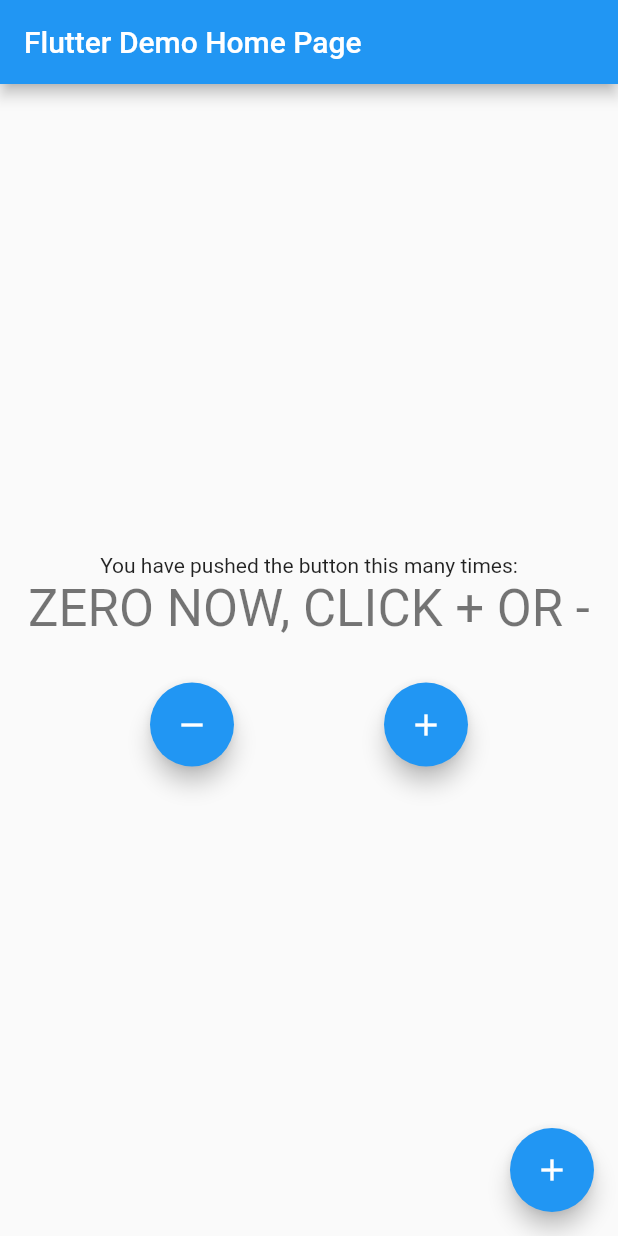
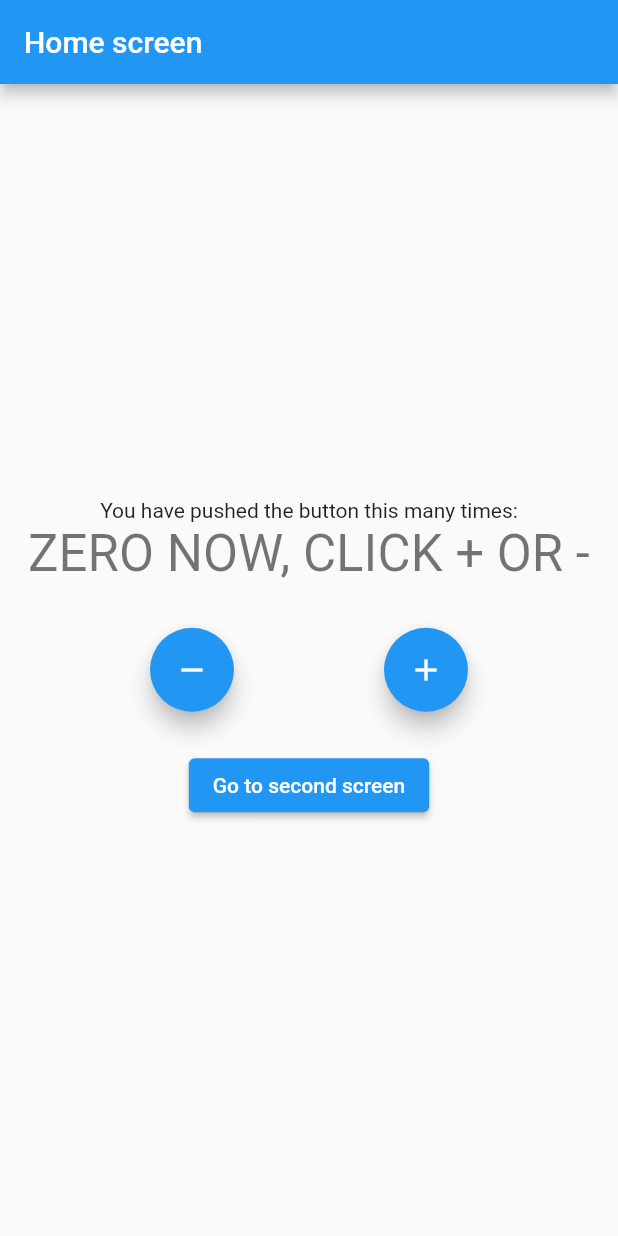
Before and after one commit to drekyyy/flutter_bloc_concepts, a Flutter app: the screen it shows after launch, on a phone screen of 412 x 824 dp. Run offline on Flutter 3.47's test engine with Material 2 defaults, Android fonts, the phone set to English and light mode, and no system bars; our stand-ins replace bloc, equatable, flutter_bloc.

Commit message:
fix: converting anonymous routing to named

```diff
--- a/lib/main.dart
+++ b/lib/main.dart
@@ -1,119 +1,51 @@
 import 'package:flutter/material.dart';
 import 'package:flutter_bloc/flutter_bloc.dart';
-import 'package:flutter_bloc_concepts/cubit/counter_cubit.dart';
+
+import 'package:flutter_bloc_concepts/logic/cubit/counter_cubit.dart';
+import 'package:flutter_bloc_concepts/presentation/screens/third_screen.dart';
+import 'presentation/screens/home_screen.dart';
+import 'presentation/screens/second_screen.dart';
 
 void main() {
   runApp(const MyApp());
 }
 
-class MyApp extends StatelessWidget {
+class MyApp extends StatefulWidget {
   const MyApp({Key? key}) : super(key: key);
 
   @override
-  Widget build(BuildContext context) {
-    return BlocProvider<CounterCubit>(
-      create: (context) => CounterCubit(),
-      child: MaterialApp(
-        title: 'Flutter Demo',
-        theme: ThemeData(
-          primarySwatch: Colors.blue,
-        ),
-        home: const MyHomePage(title: 'Flutter Demo Home Page'),
-      ),
-    );
-  }
+  State<MyApp> createState() => _MyAppState();
 }
 
-class MyHomePage extends StatefulWidget {
-  const MyHomePage({Key? key, required this.title}) : super(key: key);
-
-  final String title;
+class _MyAppState extends State<MyApp> {
+  final CounterCubit _counterCubit = CounterCubit();
 
   @override
-  State<MyHomePage> createState() => _MyHomePageState();
-}
-
-class _MyHomePageState extends State<MyHomePage> {
-  int _counter = 0;
-
-  void _incrementCounter() {
-    setState(() {
-      _counter++;
-    });
+  Widget build(BuildContext context) {
+    return MaterialApp(
+      title: 'Flutter Demo',
+      theme: ThemeData(
+        primarySwatch: Colors.blue,
+      ),
+      routes: {
+        '/': (context) => BlocProvider.value(
+            value: _counterCubit,
+            child: const HomeScreen(title: 'Home screen', color: Colors.blue)),
+        '/second': (context) => BlocProvider.value(
+            value: _counterCubit,
+            child:
+                const SecondScreen(title: 'Second screen', color: Colors.red)),
+        '/third': (context) => BlocProvider.value(
+            value: _counterCubit,
+            child:
+                const ThirdScreen(title: 'Third screen', color: Colors.orange))
+      },
+    );
   }
 
   @override
-  Widget build(BuildContext context) {
-    return Scaffold(
-      appBar: AppBar(
-        title: Text(widget.title),
-      ),
-      body: Center(
-        child: Column(
-          mainAxisAlignment: MainAxisAlignment.center,
-          children: <Widget>[
-            const Text(
-              'You have pushed the button this many times:',
-            ),
-            BlocConsumer<CounterCubit, CounterState>(
-              listener: (context, state) {
-                if (state.wasIncremented == true) {
-                  ScaffoldMessenger.of(context).showSnackBar(const SnackBar(
-                    content: Text('Incremented!'),
-                    duration: Duration(milliseconds: 300),
-                  ));
-                } else if (state.wasIncremented == false) {
-                  ScaffoldMessenger.of(context).showSnackBar(const SnackBar(
-                    content: Text('Decremented!'),
-                    duration: Duration(milliseconds: 300),
-                  ));
-                }
-              },
-              builder: (context, state) {
-                if (state.counterValue < 0) {
-                  return Text(
-                    'LESS THAN ZERO: ${state.counterValue}',
-                    style: Theme.of(context).textTheme.headline4,
-                  );
-                } else if (state.counterValue == 0) {
-                  return Text(
-                    'ZERO NOW, CLICK + OR -',
-                    style: Theme.of(context).textTheme.headline4,
-                  );
-                } else {
-                  return Text(
-                    'POSITIVE NUMBER: ${state.counterValue}',
-                    style: Theme.of(context).textTheme.headline4,
-                  );
-                }
-              },
-            ),
-            const SizedBox(height: 30),
-            Row(
-              mainAxisAlignment: MainAxisAlignment.spaceEvenly,
-              children: [
-                FloatingActionButton(
-                    onPressed: () {
-                      BlocProvider.of<CounterCubit>(context).decrement();
-                    },
-                    tooltip: 'Decrement',
-                    child: const Icon(Icons.remove)),
-                FloatingActionButton(
-                    onPressed: () {
-                      BlocProvider.of<CounterCubit>(context).increment();
-                    },
-                    tooltip: 'Increment',
-                    child: const Icon(Icons.add)),
-              ],
-            )
-          ],
-        ),
-      ),
-      floatingActionButton: FloatingActionButton(
-        onPressed: _incrementCounter,
-        tooltip: 'Increment',
-        child: const Icon(Icons.add),
-      ), // This trailing comma makes auto-formatting nicer for build methods.
-    );
+  void dispose() {
+    _counterCubit.close();
+    super.dispose();
   }
 }
--- /dev/null
+++ b/lib/presentation/screens/home_screen.dart
@@ -0,0 +1,112 @@
+import 'package:flutter/material.dart';
+import 'package:flutter_bloc/flutter_bloc.dart';
+import 'package:flutter_bloc_concepts/logic/cubit/counter_cubit.dart';
+import 'package:flutter_bloc_concepts/presentation/screens/second_screen.dart';
+
+class HomeScreen extends StatefulWidget {
+  const HomeScreen({Key? key, required this.title, required this.color})
+      : super(key: key);
+
+  final String title;
+  final MaterialColor color;
+
+  @override
+  State<HomeScreen> createState() => _HomeScreenState();
+}
+
+class _HomeScreenState extends State<HomeScreen> {
+  int _counter = 0;
+
+  void _incrementCounter() {
+    setState(() {
+      _counter++;
+    });
+  }
+
+  @override
+  Widget build(BuildContext context) {
+    return Scaffold(
+      appBar: AppBar(
+        title: Text(widget.title),
+      ),
+      body: Center(
+        child: Column(
+          mainAxisAlignment: MainAxisAlignment.center,
+          children: <Widget>[
+            const Text(
+              'You have pushed the button this many times:',
+            ),
+            BlocConsumer<CounterCubit, CounterState>(
+              listener: (context, state) {
+                if (state.wasIncremented == true) {
+                  ScaffoldMessenger.of(context).showSnackBar(const SnackBar(
+                    content: Text('Incremented!'),
+                    duration: Duration(milliseconds: 300),
+                  ));
+                } else if (state.wasIncremented == false) {
+                  ScaffoldMessenger.of(context).showSnackBar(const SnackBar(
+                    content: Text('Decremented!'),
+                    duration: Duration(milliseconds: 300),
+                  ));
+                }
+              },
+              builder: (context, state) {
+                if (state.counterValue < 0) {
+                  return Text(
+                    'LESS THAN ZERO: ${state.counterValue}',
+                    style: Theme.of(context).textTheme.headline4,
+                  );
+                } else if (state.counterValue == 0) {
+                  return Text(
+                    'ZERO NOW, CLICK + OR -',
+                    style: Theme.of(context).textTheme.headline4,
+                  );
+                } else {
+                  return Text(
+                    'POSITIVE NUMBER: ${state.counterValue}',
+                    style: Theme.of(context).textTheme.headline4,
+                  );
+                }
+              },
+            ),
+            const SizedBox(height: 30),
+            Row(
+              mainAxisAlignment: MainAxisAlignment.spaceEvenly,
+              children: [
+                FloatingActionButton(
+                    heroTag: null,
+                    onPressed: () {
+                      BlocProvider.of<CounterCubit>(context).decrement();
+                    },
+                    tooltip: 'Decrement',
+                    child: const Icon(Icons.remove)),
+                FloatingActionButton(
+                    heroTag: null,
+                    onPressed: () {
+                      BlocProvider.of<CounterCubit>(context).increment();
+                    },
+                    tooltip: 'Increment',
+                    child: const Icon(Icons.add)),
+              ],
+            ),
+            const SizedBox(height: 25),
+            ElevatedButton(
+                style: ButtonStyle(
+                    backgroundColor: MaterialStateProperty.all(widget.color)),
+                onPressed: () {
+                  Navigator.of(context).push(MaterialPageRoute(
+                      builder: ((_) => BlocProvider.value(
+                            value: BlocProvider.of<CounterCubit>(
+                                context), //provide existing instance of CounterCubit
+                            child: const SecondScreen(
+                                title: 'Second screen', color: Colors.pink),
+                          ))));
+                },
+                child: const Text('Go to second screen'))
+          ],
+        ),
+      ),
+      // This trailing comma makes auto-formatting nicer for build methods.
+    );
+  }
+}
```
Also changed, not shown: lib/presentation/screens/second_screen.dart (added, +106 -0 lines), lib/presentation/screens/third_screen.dart (added, +112 -0 lines), lib/logic/cubit/counter_cubit.dart (renamed from lib/cubit/counter_cubit.dart), lib/logic/cubit/counter_state.dart (renamed from lib/cubit/counter_state.dart), 1 other file.
